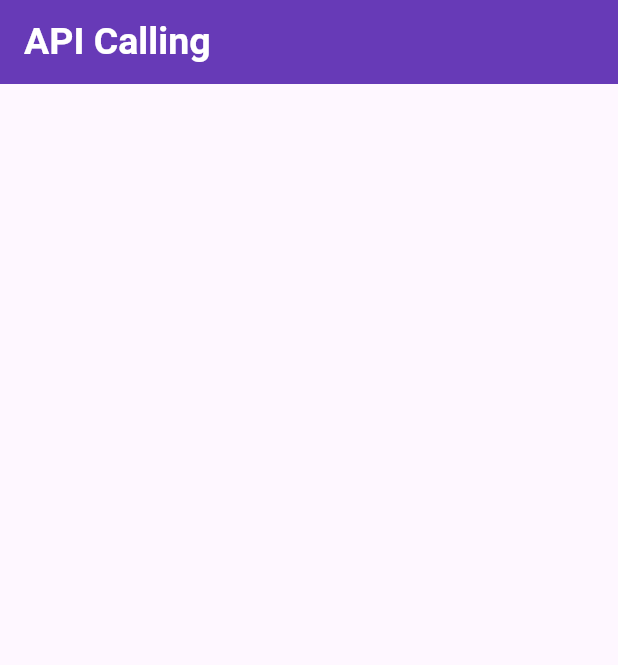
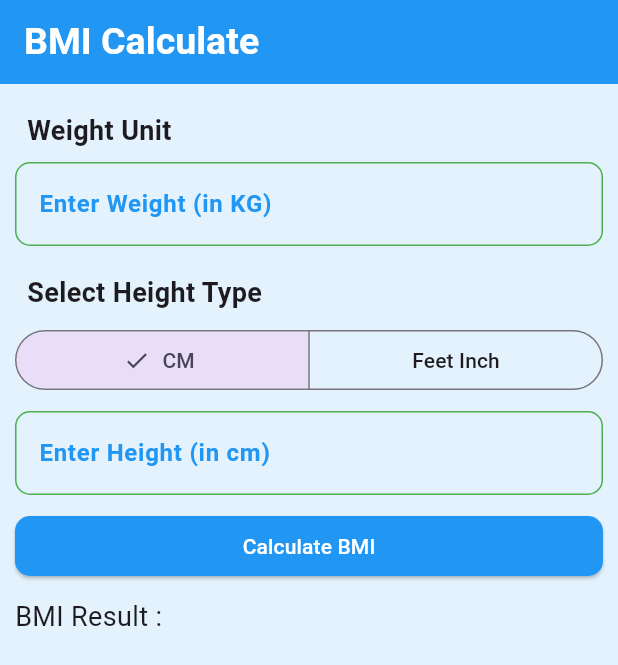
Before and after one commit to motaleb1987/flutter-home-work, a Flutter app: the screen it shows after launch, on a phone screen of 412 x 824 dp. Shown: the top 665 px of the screen. Run offline on Flutter 3.47's test engine with Material 3 defaults, Android fonts, the phone set to English and light mode, and no system bars; our stand-ins replace flutter_screenutil.

Commit message:
BMI Calculate project

```diff
--- a/flutter_practice2/lib/app.dart
+++ b/flutter_practice2/lib/app.dart
@@ -4,6 +4,7 @@ import 'package:flutter_practice/module_11/tour_image.dart';
 import 'package:flutter_practice/module_11/tour_pkg_fronted.dart';
 import 'package:flutter_practice/module_11/widget/tour_card.dart';
 import 'package:flutter_practice/module_13/api_calling.dart';
+import 'package:flutter_practice/module_13/bmi_calculate.dart';
 import 'package:flutter_screenutil/flutter_screenutil.dart';
 import 'package:flutter/material.dart';
 import 'package:flutter_practice/home.dart';
@@ -41,7 +42,7 @@ class MyApp extends StatelessWidget{
            // home: ButtonGrp(),
             //home: FlutterInput(),
             home: ThemeTest(),
-            initialRoute: 'api_called',
+            initialRoute: 'bmi_calculate',
             routes: {
                 'login': (context)=>ThemeTest(),
               'home': (context)=>Home(),
@@ -56,6 +57,7 @@ class MyApp extends StatelessWidget{
               'tour_image': (context)=>TourImage(),
               'api_called': (context)=>ApiCalling(),
               //'tour_card': (context)=>TourCard(img: 'https://www.travelandleisure.com/thmb/hFkv-_TfO2wBULCkkSOAZuErMM8=/750x0/filters:no_upscale():max_bytes(150000):strip_icc():format(webp)/TAL-conrad-maldives-rangali-island-MALDIVESHOTELS1024-6dfdeac00fec4f69893e7576b5896da9.jpg', title: 'Bangladesh'),
+              'bmi_calculate': (context)=>CalculatorScreen(),
             },
 
           );
--- /dev/null
+++ b/flutter_practice2/lib/module_13/bmi_calculate.dart
@@ -0,0 +1,140 @@
+import 'package:flutter/material.dart';
+import 'package:flutter_practice/module_13/widget/text_field_widget.dart';
+
+enum HeightType {cm, feetInch}
+
+class CalculatorScreen extends StatefulWidget {
+  const CalculatorScreen({super.key});
+
+  @override
+  State<CalculatorScreen> createState() => _CalculatorScreenState();
+}
+
+class _CalculatorScreenState extends State<CalculatorScreen> {
+  HeightType ? heightType =HeightType.cm;
+
+  final TextEditingController _weightController = TextEditingController();
+  final TextEditingController _cmHeightController = TextEditingController();
+  final TextEditingController _feetHeightController = TextEditingController();
+  final TextEditingController _inchHeightController = TextEditingController();
+
+  String _bmiResult ="";
+  String ? category;
+  /// Condition weight (kg) / (m * m)
+
+// 1 m = 100 cm
+  double ? cmToM(){
+    final cm = double.tryParse(_cmHeightController.text.trim());
+    if (cm == null || cm <=0)
+      return null;
+    return cm/100.0;
+  }
+
+  // 1 inch = 0.0254 m
+  double ? feetInchToM(){
+    final feet = double.tryParse(_feetHeightController.text.trim());
+    final inch = double.tryParse(_inchHeightController.text.trim());
+
+    if (feet == null || feet <=0 || inch ==null || inch <=0) {
+      ScaffoldMessenger.of(context).showSnackBar(SnackBar(content: Text('Invalid value')));
+      return null;
+    };
+
+      final totalInch = (feet*12)+inch;
+      if(totalInch <=0){
+        ScaffoldMessenger.of(context).showSnackBar(SnackBar(content: Text('Invalid Value')));
+        return null;
+      }
+
+      return totalInch * 0.0254;
+
+  }
+
+
+
+
+  @override
+  Widget build(BuildContext context) {
+    return Scaffold(
+      backgroundColor: Colors.blue[50],
+      appBar: AppBar(
+        title: Text('BMI Calculate',
+        style: TextStyle(
+          color: Colors.white,
+          fontWeight: FontWeight.bold
+        ),
+        ),
+        backgroundColor: Colors.blue,
+      ),
+      body: ListView(
+        padding: EdgeInsets.all(10),
+        children: [
+          Padding(
+            padding: const EdgeInsets.all(8.0),
+            child: Text('Weight Unit', style: TextStyle(fontSize: 18, fontWeight: FontWeight.bold),),
+          ),
+          AppInputField(controller: TextEditingController(),
+              labelText: 'Enter Weight (in KG)',
+              textInputType: TextInputType.number
+          ),
+          SizedBox(height: 10,),
+          Padding(
+            padding: const EdgeInsets.all(8.0),
+            child: Text('Select Height Type', style: TextStyle(fontSize: 18, fontWeight: FontWeight.bold),),
+          ),
+          SegmentedButton<HeightType>(
+              segments: [
+                  ButtonSegment(
+                      label: Text('CM'),
+                      value: HeightType.cm
+                  ),
+                ButtonSegment(
+                    label: Text('Feet Inch'),
+                    value: HeightType.feetInch
+                )
+              ],
+              selected: {heightType!},
+            onSelectionChanged: (value){
+                setState(() {
+                  heightType = value.first;
+                });
+            },
+          ),
+          SizedBox(height: 10,),
+          if(heightType == HeightType.cm)...[
+            AppInputField(controller: TextEditingController(),
+                labelText: 'Enter Height (in cm)',
+                textInputType: TextInputType.number
+            ),
+          ]else...[
+            Padding(
+              padding: const EdgeInsets.all(8.0),
+              child: Text('Height Unit',  style: TextStyle(fontSize: 18, fontWeight: FontWeight.bold),),
+            ),
+            Row(
+              children: [
+                Expanded(child:  AppInputField(controller: TextEditingController(),
+                    labelText: 'Height (Feet)',
+                    textInputType: TextInputType.number
+                ),),
+              SizedBox(width: 10,),
+                Expanded(child: AppInputField(controller: TextEditingController(),
+                    labelText: 'Height (Inch)',
+                    textInputType: TextInputType.number
+                ),),
+              ],
+            ),
+          ],
+          SizedBox(height: 10,),
+          ElevatedButton(onPressed: (){}, child: Text('Calculate BMI')),
+          SizedBox(height: 10,),
+
+          Text('BMI Result :', style: TextStyle(fontSize: 18)),
+
+
+        ],
+
+      ),
+    );
+  }
+}
--- /dev/null
+++ b/flutter_practice2/lib/module_13/widget/text_field_widget.dart
@@ -0,0 +1,36 @@
+import 'package:flutter/material.dart';
+class AppInputField extends StatelessWidget {
+  final String labelText;
+  final TextEditingController controller;
+  final TextInputType textInputType;
+
+  const AppInputField({
+    required this.controller,
+    required this.labelText,
+    required this.textInputType,
+    super.key,
+  });
+
+  @override
+  Widget build(BuildContext context) {
+    return TextField(
+      controller: controller,
+      keyboardType: textInputType,
+      decoration: InputDecoration(
+          hintText: labelText,
+          label: Text(labelText),
+          border: OutlineInputBorder(
+            borderRadius: BorderRadius.circular(10),
+          ),
+          enabledBorder: OutlineInputBorder(
+              borderRadius: BorderRadius.circular(10),
+              borderSide: BorderSide(color: Colors.green)
+          ),
+          focusedBorder: OutlineInputBorder(
+              borderRadius: BorderRadius.circular(10),
+              borderSide: BorderSide(color: Colors.green)
+          )
+      ),
+    );
+  }
+}
```
Also changed, not shown: flutter_practice2/pubspec.lock.
